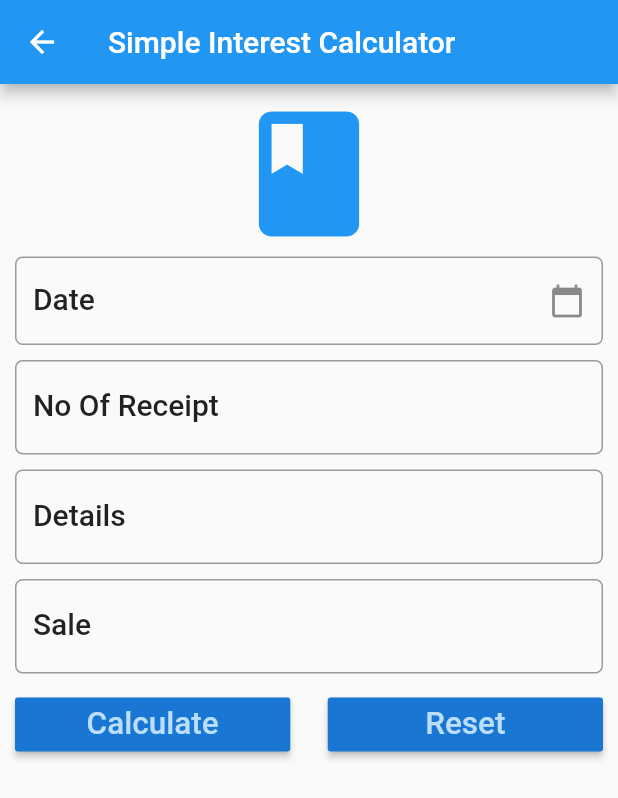
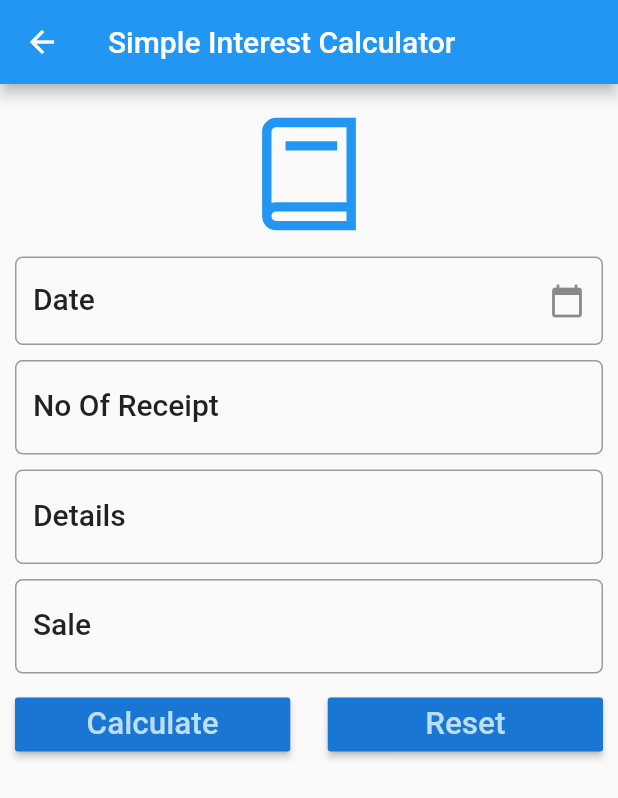
Before and after one commit to akhileshboodhun/book_keeping_app, a Flutter app: the screen it shows after launch, in the side drawer, after a tap on "Cash Out Book", on a phone screen of 412 x 824 dp. Shown: the top 798 px of the screen. Run offline on Flutter 3.47's test engine with Material 2 defaults, Android fonts, the phone set to English and light mode, and no system bars; our stand-ins replace flutter_datetime_picker, line_awesome_icons, shared_preferences; missing offline and left inert: flat_icons_flutter.

Commit message:
change book icon

```diff
--- a/lib/views/bookkeeping.dart
+++ b/lib/views/bookkeeping.dart
@@ -51,7 +51,7 @@ class _BookKeepingFormState extends State<BookKeepingForm> {
             // margin: EdgeInsets.all(_minimumpadding * 2),
             child: ListView(
               children: <Widget>[
-                Icon(Icons.book_rounded, size: 100, color: Colors.blue),
+                Icon(LineAwesomeIcons.book, size: 100, color: Colors.blue),
                 // Padding(
                 //     padding: EdgeInsets.only(
                 //         top: _minimumpadding, bottom: _minimumpadding),
```
